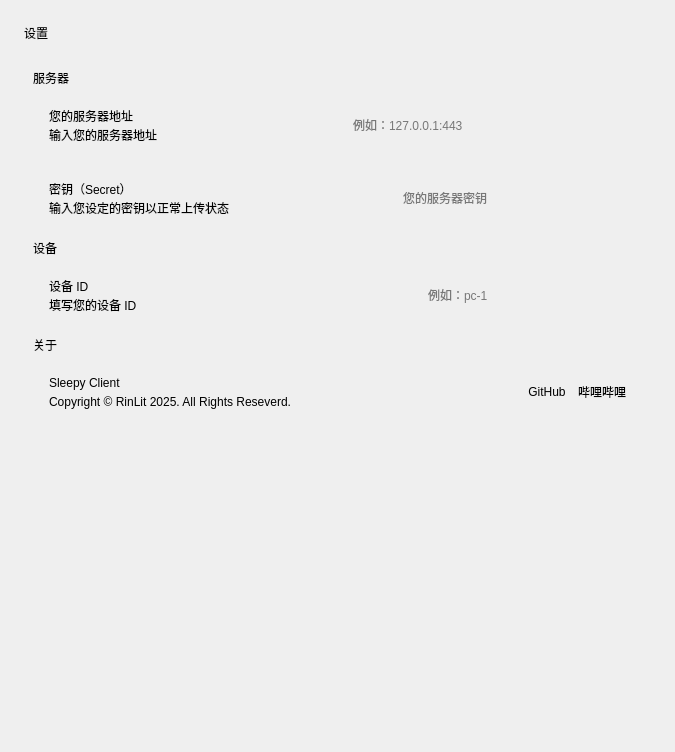
xuanxuan1231/sleepy-client4mac, file assets/ui/settings.ui: the form before one commit.
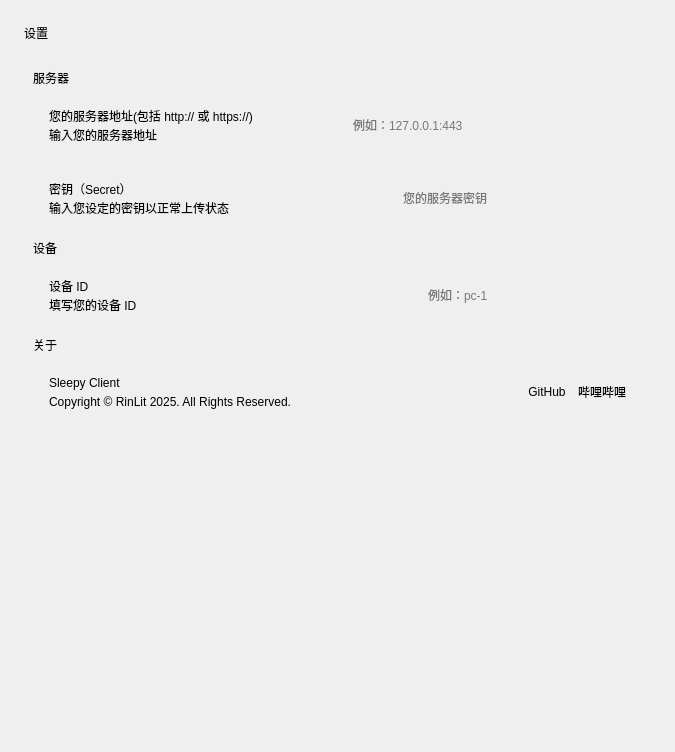
The form after the commit. Custom widgets are drawn as their Qt base class.

Commit message:
Merge pull request #2 from xuanxuan1231/patch-1
typo

Diff of the .ui file:
```diff
--- a/assets/ui/settings.ui
+++ b/assets/ui/settings.ui
@@ -95,7 +95,7 @@
               <item>
                <widget class="StrongBodyLabel" name="StrongBodyLabel_7">
                 <property name="text">
-                 <string>您的服务器地址</string>
+                 <string>您的服务器地址(包括 http:// 或 https://)</string>
                 </property>
                </widget>
               </item>
@@ -364,7 +364,7 @@
               <item>
                <widget class="CaptionLabel" name="CaptionLabel_10">
                 <property name="text">
-                 <string>Copyright © RinLit 2025. All Rights Reseverd.</string>
+                 <string>Copyright © RinLit 2025. All Rights Reserved.</string>
                 </property>
                 <property name="wordWrap">
                  <bool>false</bool>
```
